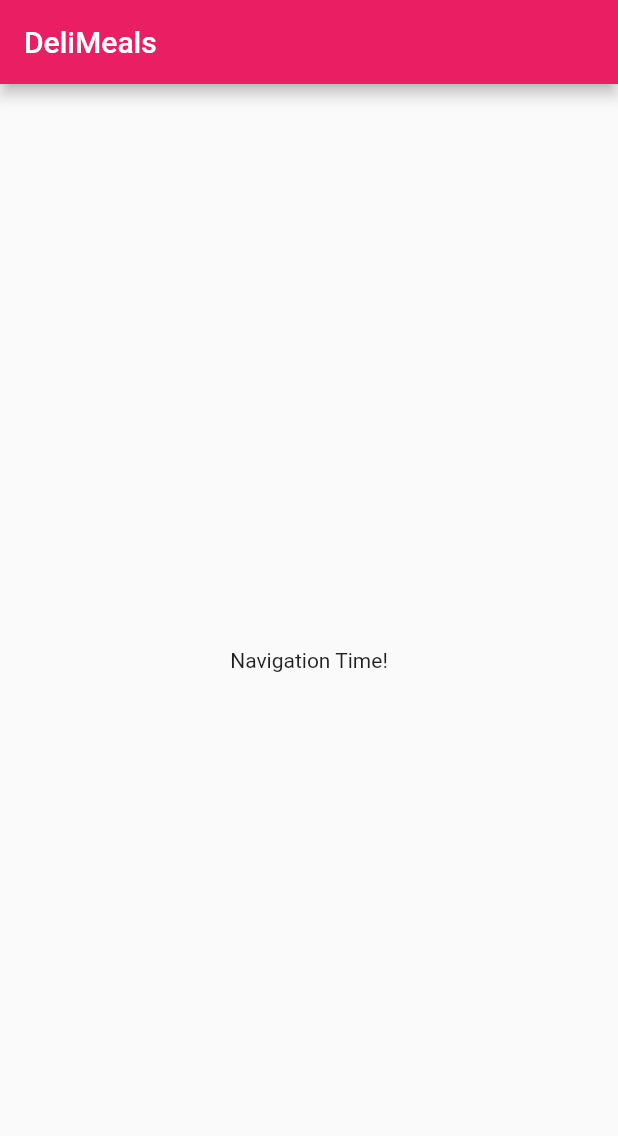
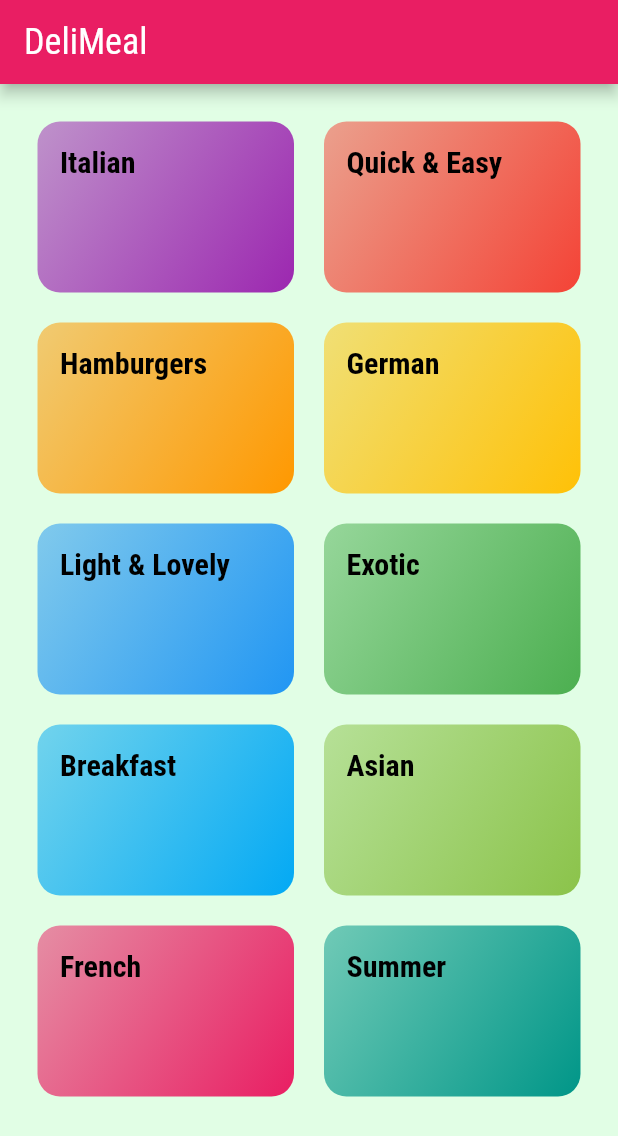
Before and after one commit to KenshinYamamoto/meals_app, a Flutter app: the screen it shows after launch, on a phone screen of 412 x 824 dp. Shown: the top 1136 px of the screen. Run offline on Flutter 3.47's test engine with Material 2 defaults, Android fonts, the phone set to English and light mode, and no system bars.

Commit message:
create: カテゴリページの作成

```diff
--- a/analysis_options.yaml
+++ b/analysis_options.yaml
@@ -7,7 +7,7 @@
 
 # The following line activates a set of recommended lints for Flutter apps,
 # packages, and plugins designed to encourage good coding practices.
-include: package:flutter_lints/flutter.yaml
+# include: package:flutter_lints/flutter.yaml
 
 linter:
   # The lint rules applied to this project can be customized in the
--- /dev/null
+++ b/lib/categories_screen.dart
@@ -0,0 +1,41 @@
+import 'package:flutter/material.dart';
+
+import './dummy_data.dart';
+import './category_item.dart';
+
+// カテゴリページ(初期ページとして)に出力される画面
+class CategoriesScreen extends StatelessWidget {
+  @override
+  Widget build(BuildContext context) {
+    // これが初期画面で、mainにはAppBarもbodyも無いので、ここで定義してあげる。(その為のScaffold)
+    return Scaffold(
+      appBar: AppBar(
+        title: Text(
+          'DeliMeal',
+          style: Theme.of(context).textTheme.titleLarge,
+        ),
+      ),
+      body: GridView(
+        padding: EdgeInsets.all(25),
+        // childrenにはListを渡す。ここではダミーデータをmapして渡す
+        children: DUMMY_CATEGORIES
+            .map(
+              (catData) => CategoryItem(
+                catData.title,
+                catData.color,
+              ),
+            )
+            .toList(),
+        gridDelegate: const SliverGridDelegateWithMaxCrossAxisExtent(
+          maxCrossAxisExtent: 200, // グリッドアイテムの幅
+          // アイテムの高さと幅の関係(子アスペクト比)
+          childAspectRatio: 3 / 2, // 横幅が200の場合、縦幅を136.7にする(3:2の関係)
+          // 行の間に20px分のスペースを確保
+          crossAxisSpacing: 20,
+          // 列の間に20px分のスペースを確保
+          mainAxisSpacing: 20,
+        ),
+      ),
+    );
+  }
+}
--- /dev/null
+++ b/lib/category_item.dart
@@ -0,0 +1,33 @@
+import 'package:flutter/material.dart';
+
+// titleとcolorを受け取って1つ1つのitemを作る
+class CategoryItem extends StatelessWidget {
+  final String title;
+  final Color color;
+
+  CategoryItem(this.title, this.color);
+
+  @override
+  Widget build(BuildContext context) {
+    return Container(
+      padding: const EdgeInsets.all(15),
+      child: Text(
+        title,
+        style: Theme.of(context).textTheme.titleMedium,
+      ),
+      decoration: BoxDecoration(
+        // グラデーション生成
+        gradient: LinearGradient(
+          // Listでグラデーションを定義する
+          colors: [
+            color.withOpacity(0.5),
+            color,
+          ],
+          begin: Alignment.topLeft,
+          end: Alignment.bottomRight,
+        ),
+        borderRadius: BorderRadius.circular(15),
+      ),
+    );
+  }
+}
--- /dev/null
+++ b/lib/dummy_data.dart
@@ -0,0 +1,57 @@
+import 'package:flutter/material.dart';
+
+import './models/category.dart';
+
+// ダミーのデータ(サーバやデータベースがない為使用)
+const DUMMY_CATEGORIES = const [
+  Category(
+    id: 'c1',
+    title: 'Italian',
+    color: Colors.purple,
+  ),
+  Category(
+    id: 'c2',
+    title: 'Quick & Easy',
+    color: Colors.red,
+  ),
+  Category(
+    id: 'c3',
+    title: 'Hamburgers',
+    color: Colors.orange,
+  ),
+  Category(
+    id: 'c4',
+    title: 'German',
+    color: Colors.amber,
+  ),
+  Category(
+    id: 'c5',
+    title: 'Light & Lovely',
+    color: Colors.blue,
+  ),
+  Category(
+    id: 'c6',
+    title: 'Exotic',
+    color: Colors.green,
+  ),
+  Category(
+    id: 'c7',
+    title: 'Breakfast',
+    color: Colors.lightBlue,
+  ),
+  Category(
+    id: 'c8',
+    title: 'Asian',
+    color: Colors.lightGreen,
+  ),
+  Category(
+    id: 'c9',
+    title: 'French',
+    color: Colors.pink,
+  ),
+  Category(
+    id: 'c10',
+    title: 'Summer',
+    color: Colors.teal,
+  ),
+];
--- a/lib/main.dart
+++ b/lib/main.dart
@@ -1,4 +1,6 @@
 import 'package:flutter/material.dart';
+
+import './categories_screen.dart';
 
 void main() => runApp(MyApp());
 
@@ -8,28 +10,33 @@ class MyApp extends StatelessWidget {
     return MaterialApp(
       title: 'DeliMeals',
       theme: ThemeData(
-        primarySwatch: Colors.pink,
+        colorScheme: ColorScheme.fromSwatch().copyWith(
+          primary: Colors.pink,
+          secondary: Colors.amber,
+        ),
+        // 背景
+        canvasColor: Color.fromRGBO(225, 254, 229, 1),
+        fontFamily: 'Raleway',
+        textTheme: ThemeData.light().textTheme.copyWith(
+            bodyLarge: TextStyle(
+              color: Color.fromRGBO(20, 51, 51, 1),
+            ),
+            bodyMedium: TextStyle(
+              color: Color.fromRGBO(20, 51, 51, 1),
+            ),
+            titleLarge: TextStyle(
+              color: Colors.white,
+              fontSize: 24,
+              fontFamily: 'RobotoCondensed',
+            ),
+            titleMedium: TextStyle(
+              color: Colors.black,
+              fontSize: 20,
+              fontFamily: 'RobotoCondensed',
+              fontWeight: FontWeight.bold,
+            )),
       ),
-      home: MyHomePage(),
+      home: CategoriesScreen(),
     );
   }
 }
-
-class MyHomePage extends StatefulWidget {
-  @override
-  _MyHomePageState createState() => _MyHomePageState();
-}
-
-class _MyHomePageState extends State<MyHomePage> {
-  @override
-  Widget build(BuildContext context) {
-    return Scaffold(
-      appBar: AppBar(
-        title: Text('DeliMeals'),
-      ),
-      body: Center(
-        child: Text('Navigation Time!'),
-      ),
-    );
-  }
-}
--- /dev/null
+++ b/lib/models/category.dart
@@ -0,0 +1,14 @@
+import 'package:flutter/material.dart';
+
+// カテゴリのプロパティを定義したもの
+class Category {
+  final String id;
+  final String title;
+  final Color color;
+
+  const Category({
+    @required this.id,
+    @required this.title,
+    this.color = Colors.green,
+  });
+}
```
Also changed, not shown: pubspec.yaml (+18 -12 lines), assets/fonts/Raleway-Black.ttf (added), assets/fonts/Raleway-Bold.ttf (added), assets/fonts/Raleway-Regular.ttf (added), assets/fonts/RobotoCondensed-Bold.ttf (added), assets/fonts/RobotoCondensed-Italic.ttf (added), assets/fonts/RobotoCondensed-Light.ttf (added), assets/fonts/RobotoCondensed-Regular.ttf (added).
